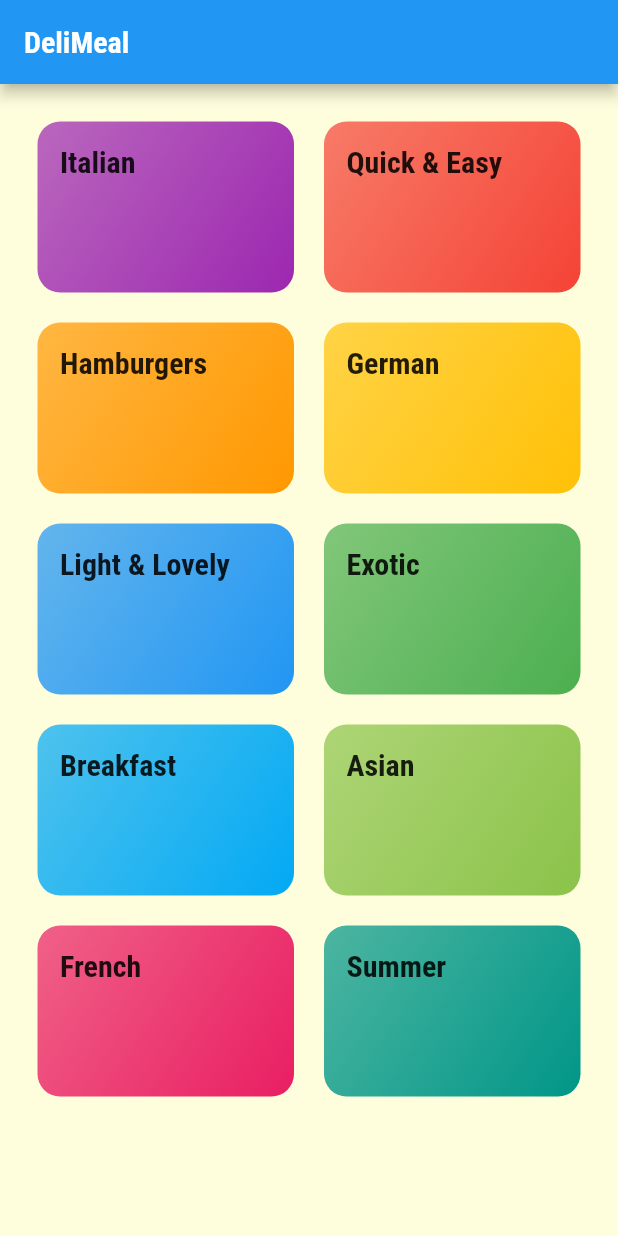
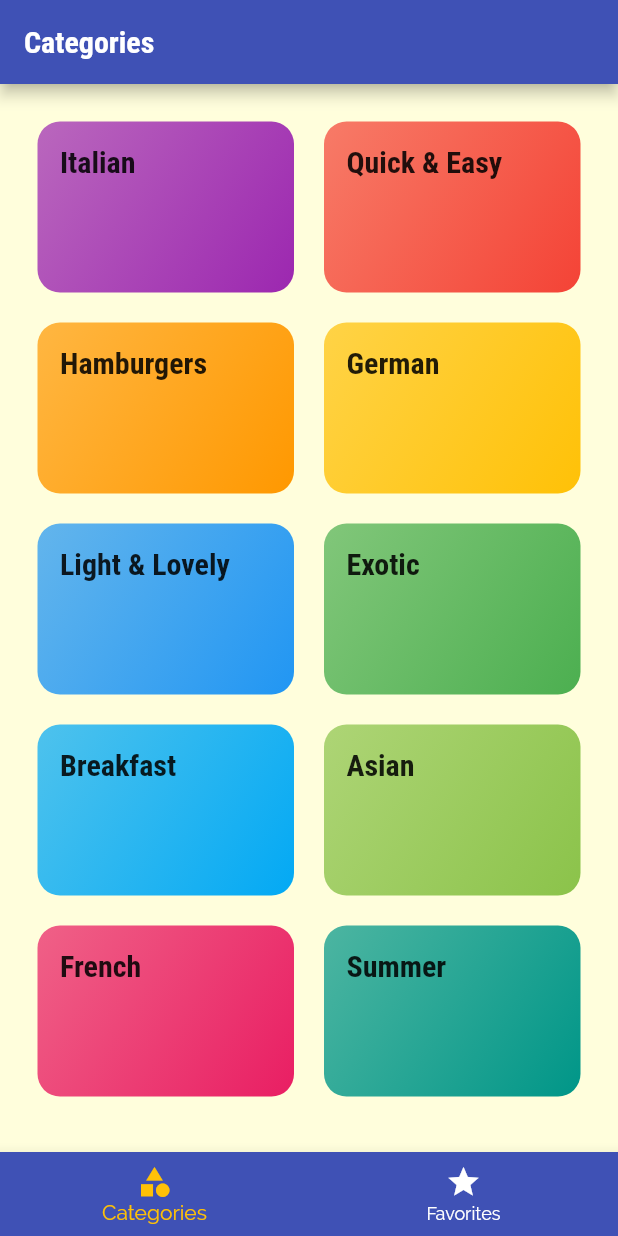
Before and after one commit to sanchoco/meals_app, a Flutter app: the screen it shows after launch, on a phone screen of 412 x 824 dp. Run offline on Flutter 3.47's test engine with Material 2 defaults, Android fonts, the phone set to English and light mode, and no system bars.

```diff
--- a/lib/main.dart
+++ b/lib/main.dart
@@ -2,6 +2,7 @@ import 'package:flutter/material.dart';
 import 'package:meals_app/screens/categories_screen.dart';
 import 'package:meals_app/screens/category_meals_screen.dart';
 import 'package:meals_app/screens/meal_detail_screen.dart';
+import 'package:meals_app/screens/tabs_screen.dart';
 
 void main() {
   runApp(MyApp());
@@ -25,23 +26,13 @@ class MyApp extends StatelessWidget {
       ),
       initialRoute: '/', // default
       routes: {
-        '/': (ctx) => CategoriesScreen(),
+        '/': (ctx) => TabsScreen(),
         CategoryMealsScreen.routeName: (ctx) => CategoryMealsScreen(),
         MealDetailScreen.routeName: (ctx) => MealDetailScreen(),
       },
-      // onGenerateRoute: (settings) {
-      //   print('on');
-      //   print(settings.arguments);
-      //   // if (settings.name == '/meal-detail') {
-      //   //   return ...
-      //   // } else if (settings.name = '/')
-      //   return MaterialPageRoute(builder: (ctx) => CategoriesScreen());
-      // },
-      // onUnknownRoute: (settings) {
-      //   print('unknown');
-      //   print(settings.name);
-      //   return MaterialPageRoute(builder: (ctx) => CategoriesScreen());
-      // },
+      onGenerateRoute: (settings) {
+        print(settings.arguments);
+      },
     );
   }
 }
--- a/lib/screens/categories_screen.dart
+++ b/lib/screens/categories_screen.dart
@@ -7,11 +7,7 @@ class CategoriesScreen extends StatelessWidget {
 
   @override
   Widget build(BuildContext context) {
-    return Scaffold(
-      appBar: AppBar(
-        title: const Text('DeliMeal'),
-      ),
-      body: GridView(
+    return GridView(
       padding: const EdgeInsets.all(25),
       gridDelegate: const SliverGridDelegateWithMaxCrossAxisExtent(
         maxCrossAxisExtent: 200,
@@ -20,7 +16,6 @@ class CategoriesScreen extends StatelessWidget {
         mainAxisSpacing: 20,
       ),
       children: DUMMY_CATEGORIES.map((catData) => CategoryItem(catData.id, catData.title, catData.color)).toList(),
-      ),
     );
   }
 }
--- /dev/null
+++ b/lib/screens/favorites_screen.dart
@@ -0,0 +1,14 @@
+import 'package:flutter/material.dart';
+import 'package:flutter/src/foundation/key.dart';
+import 'package:flutter/src/widgets/framework.dart';
+
+class FavoritesScreen extends StatelessWidget {
+  const FavoritesScreen({Key? key}) : super(key: key);
+
+  @override
+  Widget build(BuildContext context) {
+    return Center(
+      child: Text('The Favorites'),
+    );
+  }
+}
--- /dev/null
+++ b/lib/screens/tabs_screen.dart
@@ -0,0 +1,69 @@
+import 'package:flutter/cupertino.dart';
+import 'package:flutter/material.dart';
+import 'package:flutter/src/foundation/key.dart';
+import 'package:flutter/src/widgets/framework.dart';
+import 'package:meals_app/screens/categories_screen.dart';
+import 'package:meals_app/screens/favorites_screen.dart';
+
+class TabsScreen extends StatefulWidget {
+  const TabsScreen({Key? key}) : super(key: key);
+
+  @override
+  State<TabsScreen> createState() => _TabsScreenState();
+}
+
+class _TabsScreenState extends State<TabsScreen> {
+  List<Map<String, dynamic>> _pages = [
+    {
+      'page': CategoriesScreen(),
+      'title': 'Categories',
+    },
+    {
+      'page': FavoritesScreen(),
+      'title': 'Your Favorites',
+    },
+  ];
+
+  int _selectedPageIndex = 0;
+
+  void _selectPage(int index) {
+    setState(() {
+      _selectedPageIndex = index;
+    });
+  }
+
+  @override
+  Widget build(BuildContext context) {
+    return DefaultTabController(
+      length: 2,
+      initialIndex: 0,
+      child: Scaffold(
+        appBar: AppBar(
+          backgroundColor: Theme.of(context).primaryColor,
+          title: Text(_pages[_selectedPageIndex]['title']),
+        ),
+        body: _pages[_selectedPageIndex]['page'],
+        bottomNavigationBar: BottomNavigationBar(
+          backgroundColor: Theme.of(context).primaryColor,
+          selectedItemColor: Theme.of(context).accentColor,
+          unselectedItemColor: Colors.white,
+          currentIndex: _selectedPageIndex,
+          // type: BottomNavigationBarType.fixed,
+          onTap: _selectPage,
+          items: [
+            BottomNavigationBarItem(
+              backgroundColor: Theme.of(context).primaryColor,
+              icon: Icon(Icons.category),
+              label: 'Categories',
+            ),
+            BottomNavigationBarItem(
+              backgroundColor: Theme.of(context).primaryColor,
+              icon: Icon(Icons.star),
+              label: 'Favorites',
+            ),
+          ],
+        ),
+      ),
+    );
+  }
+}
```
Lines whose indentation alone changed are shown as unchanged.
